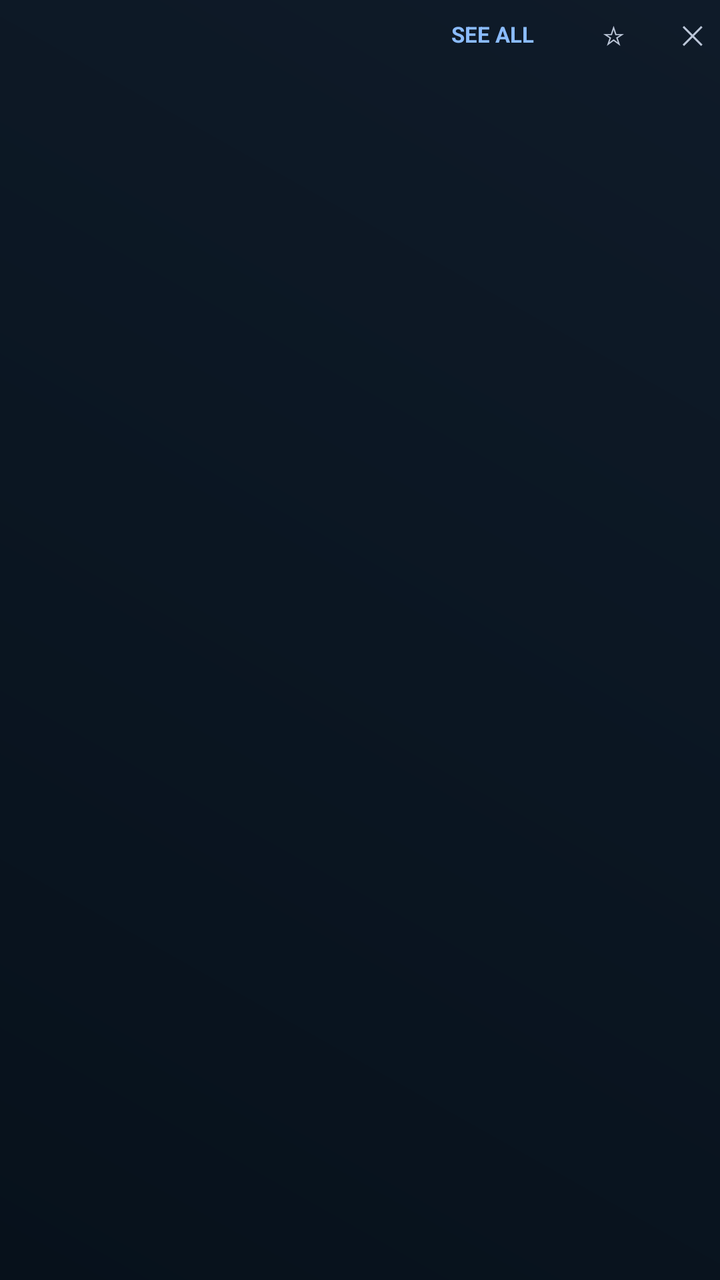
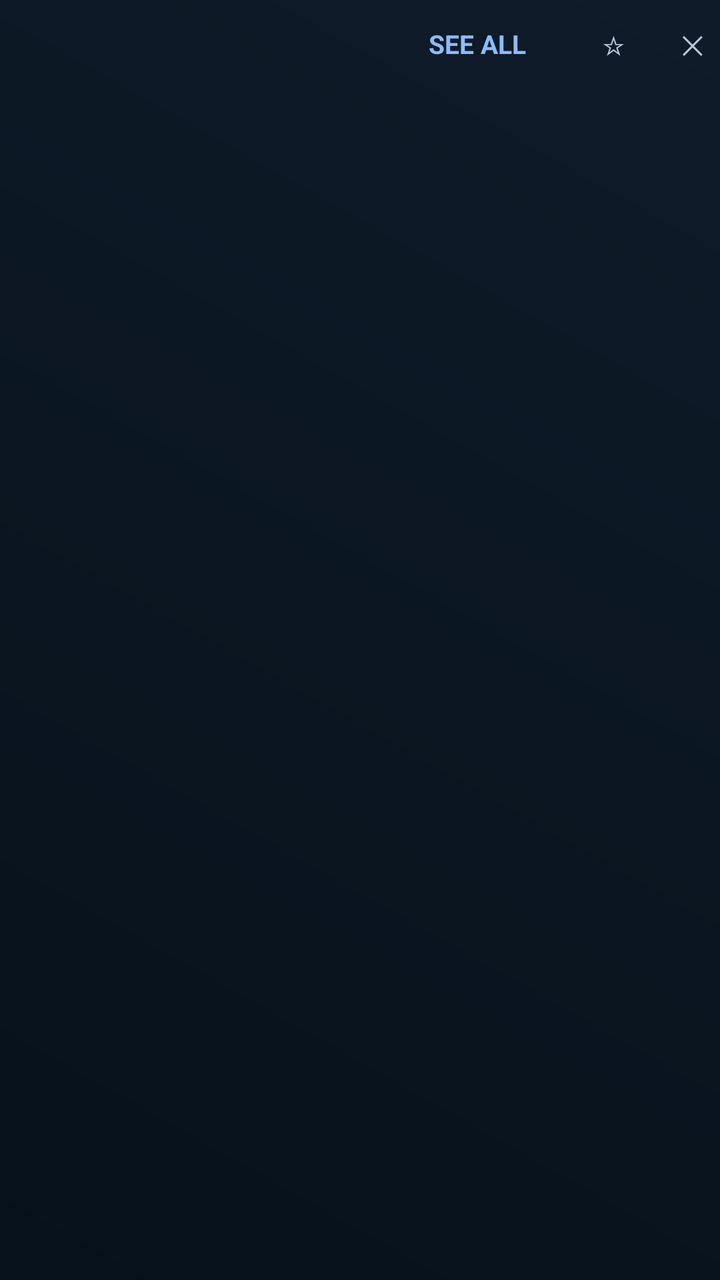

Screens rendered from an Android XML layout before and after an edit, with the pre-edit source and the edit as a unified diff.
<!-- AndroidManifest.xml: application theme Theme.Lumora -->
<!-- res/layout/item_shelf.xml -->
<?xml version="1.0" encoding="utf-8"?>
<LinearLayout xmlns:android="http://schemas.android.com/apk/res/android"
    android:layout_width="match_parent"
    android:layout_height="wrap_content"
    android:layout_marginBottom="18dp"
    android:clipChildren="false"
    android:clipToPadding="false"
    android:orientation="vertical">

    <LinearLayout
        android:layout_width="match_parent"
        android:layout_height="wrap_content"
        android:layout_marginBottom="10dp"
        android:gravity="center_vertical"
        android:orientation="horizontal">

        <TextView
            android:id="@+id/shelfTitle"
            android:layout_width="0dp"
            android:layout_height="wrap_content"
            android:layout_weight="1"
            android:ellipsize="end"
            android:maxLines="1"
            android:textColor="@color/text_primary"
            android:textSize="@dimen/shelf_title_text"
            android:textStyle="bold" />

        <TextView
            android:id="@+id/shelfSeeAllButton"
            android:layout_width="wrap_content"
            android:layout_height="wrap_content"
            android:layout_marginStart="12dp"
            android:background="@drawable/bg_select_item"
            android:clickable="true"
            android:focusable="true"
            android:paddingHorizontal="14dp"
            android:paddingVertical="8dp"
            android:stateListAnimator="@animator/focus_scale"
            android:text="@string/see_all"
            android:textAllCaps="true"
            android:textColor="@color/primary_light"
            android:textSize="@dimen/shelf_action_text"
            android:textStyle="bold" />

        <TextView
            android:id="@+id/shelfPinButton"
            android:layout_width="wrap_content"
            android:layout_height="wrap_content"
            android:layout_marginStart="12dp"
            android:background="@drawable/bg_select_item"
            android:clickable="true"
            android:focusable="true"
            android:padding="8dp"
            android:stateListAnimator="@animator/focus_scale"
            android:text="☆"
            android:textColor="@color/text_secondary"
            android:textSize="@dimen/text_body_l" />

        <TextView
            android:id="@+id/shelfHideButton"
            android:layout_width="wrap_content"
            android:layout_height="wrap_content"
            android:layout_marginStart="12dp"
            android:background="@drawable/bg_select_item"
            android:clickable="true"
            android:focusable="true"
            android:padding="8dp"
            android:stateListAnimator="@animator/focus_scale"
            android:text="✕"
            android:textColor="@color/text_secondary"
            android:textSize="@dimen/text_body_l" />
    </LinearLayout>

    <androidx.recyclerview.widget.RecyclerView
        android:id="@+id/shelfItems"
        android:layout_width="match_parent"
        android:layout_height="wrap_content"
        android:clipChildren="false"
        android:clipToPadding="false"
        android:orientation="horizontal" />
</LinearLayout>
<!-- resources referenced by this layout -->
<resources>
  <color name="primary_light">#FF8BBCFF</color>
  <color name="text_primary">#FFF5F7FB</color>
  <color name="text_secondary">#FFBBC6D8</color>
  <dimen name="shelf_action_text">11sp</dimen>
  <dimen name="shelf_title_text">15sp</dimen>
  <dimen name="text_body_l">13sp</dimen>
  <!-- drawable bg_select_item (drawable) -->
  <?xml version="1.0" encoding="utf-8"?>
  <selector xmlns:android="http://schemas.android.com/apk/res/android">
      
      <item android:state_selected="true" android:state_focused="true">
          <shape android:shape="rectangle">
              <solid android:color="@color/surface_emphasis" />
              <stroke android:width="3dp" android:color="@color/focus" />
              <corners android:radius="12dp" />
          </shape>
      </item>
      
      <item android:state_selected="true">
          <shape android:shape="rectangle">
              <solid android:color="@color/brand_muted" />
              <stroke android:width="3dp" android:color="@color/primary" />
              <corners android:radius="12dp" />
          </shape>
      </item>
      
      <item android:state_focused="true">
          <shape android:shape="rectangle">
              <solid android:color="@color/surface_emphasis" />
              <stroke android:width="3dp" android:color="@color/focus" />
              <corners android:radius="12dp" />
          </shape>
      </item>
      
      <item>
          <shape android:shape="rectangle">
              <solid android:color="@android:color/transparent" />
              <corners android:radius="12dp" />
          </shape>
      </item>
  </selector>
  <string name="see_all">See All</string>
  <style name="Theme.Lumora" parent="Theme.AppCompat.NoActionBar">
          <item name="colorPrimary">@color/primary</item>
          <item name="colorPrimaryDark">@color/canvas</item>
          <item name="colorAccent">@color/accent</item>
          <item name="colorControlHighlight">@color/ripple</item>
          <item name="android:windowBackground">@drawable/bg_app_gradient</item>
          <item name="android:statusBarColor">@color/canvas</item>
          <item name="android:navigationBarColor">@color/canvas</item>
          <item name="android:windowFullscreen">false</item>
          <item name="android:textColorPrimary">@color/text_primary</item>
          <item name="android:textColorSecondary">@color/text_secondary</item>
      </style>
  <color name="surface_emphasis">#FF1D2E46</color>
  <color name="focus">#FFF4F8FF</color>
  <color name="brand_muted">#33335FA4</color>
  <color name="primary">#FF69A8FF</color>
  <color name="canvas">#FF07111B</color>
  <color name="accent">#FF69A8FF</color>
  <color name="ripple">#3369A8FF</color>
  <!-- drawable bg_app_gradient (drawable) -->
  <?xml version="1.0" encoding="utf-8"?>
  <shape xmlns:android="http://schemas.android.com/apk/res/android"
      android:shape="rectangle">
      <gradient
          android:type="linear"
          android:angle="45"
          android:startColor="@color/canvas"
          android:centerColor="@color/canvas_elevated"
          android:endColor="@color/surface" />
  </shape>
  <color name="canvas_elevated">#FF0B1622</color>
  <color name="surface">#FF0F1B29</color>
</resources>

<!-- the commit's change to res/layout/item_shelf.xml (unified diff, before → after) -->
@@ -11,6 +11,8 @@
         android:layout_width="match_parent"
         android:layout_height="wrap_content"
         android:layout_marginBottom="10dp"
+        android:clipChildren="false"
+        android:clipToPadding="false"
         android:gravity="center_vertical"
         android:orientation="horizontal">
 
@@ -33,8 +35,10 @@
             android:background="@drawable/bg_select_item"
             android:clickable="true"
             android:focusable="true"
-            android:paddingHorizontal="14dp"
-            android:paddingVertical="8dp"
+            android:gravity="center"
+            android:minHeight="@dimen/shelf_action_min_height"
+            android:paddingHorizontal="@dimen/shelf_action_padding_h"
+            android:paddingVertical="@dimen/shelf_action_padding_v"
             android:stateListAnimator="@animator/focus_scale"
             android:text="@string/see_all"
             android:textAllCaps="true"
<!-- resource entries referenced after the edit -->
@@ -3,7 +3,10 @@
   <color name="primary_light">#FF8BBCFF</color>
   <color name="text_primary">#FFF5F7FB</color>
   <color name="text_secondary">#FFBBC6D8</color>
-  <dimen name="shelf_action_text">11sp</dimen>
+  <dimen name="shelf_action_min_height">44dp</dimen>
+  <dimen name="shelf_action_padding_h">18dp</dimen>
+  <dimen name="shelf_action_padding_v">11dp</dimen>
+  <dimen name="shelf_action_text">13sp</dimen>
   <dimen name="shelf_title_text">15sp</dimen>
   <dimen name="text_body_l">13sp</dimen>
   <!-- drawable bg_select_item (drawable) -->
